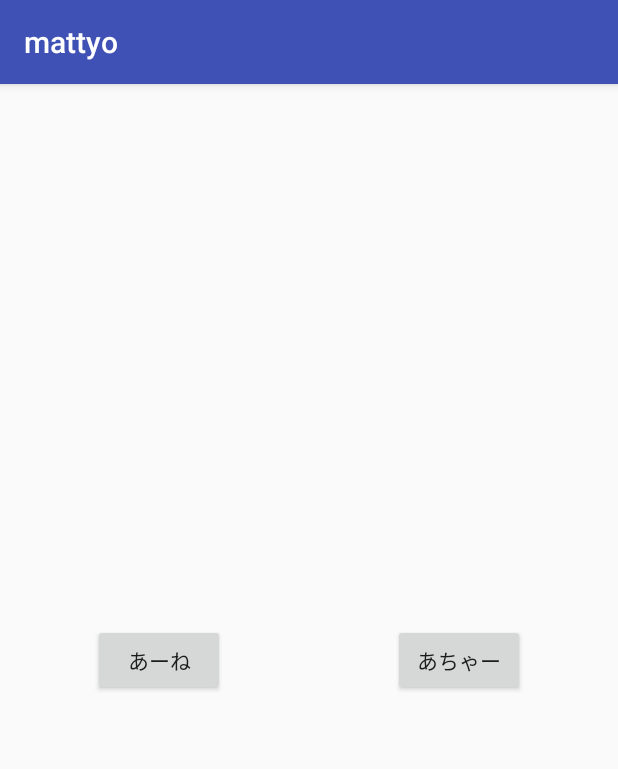
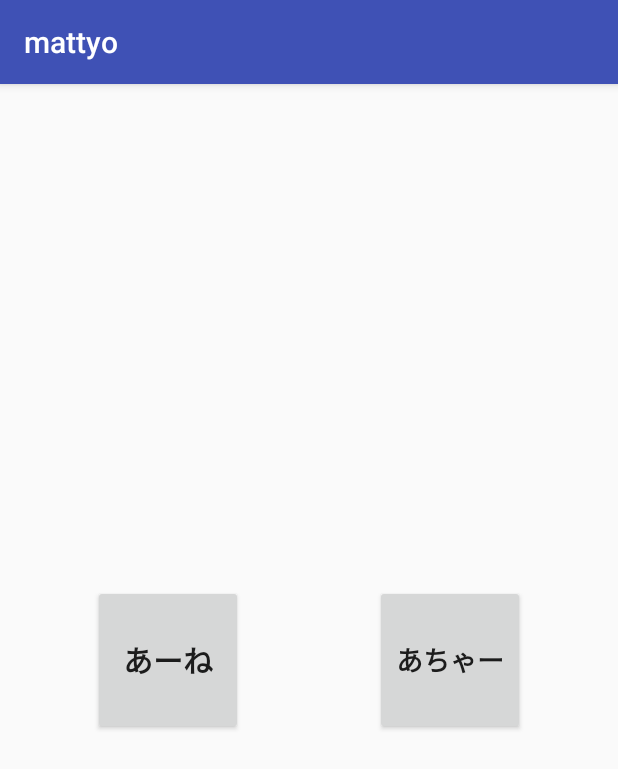
Before and after one commit to YKRyuma/mattyo, an Android app: the screen it shows after launch (MainActivity), after a tap on "あちゃー", on a phone screen of 412 x 824 dp. Shown: the top 769 px of the screen. Run offline under Robolectric (Android 15) with nearby library versions, the phone set to English and light mode, and no system bars.

Commit message:
まっちょ 魔改造頼みます

```diff
--- a/app/src/main/java/android/lifeistech/com/mattyo/MainActivity.java
+++ b/app/src/main/java/android/lifeistech/com/mattyo/MainActivity.java
@@ -1,24 +1,57 @@
 package android.lifeistech.com.mattyo;
 
+import android.media.AudioManager;
+import android.media.SoundPool;
 import android.support.v7.app.AppCompatActivity;
 import android.os.Bundle;
 import android.view.View;
 import android.widget.Button;
 import android.widget.Toast;
 
-public class MainActivity extends AppCompatActivity{
+public class MainActivity extends AppCompatActivity {
+
+    private SoundPool mSoundPool;
+
+    private int[] mSoundID;
+
+    private int[] mSoundResource = {
+            R.raw.acha,
+            R.raw.wanchan
+    };
 
 
     @Override
     protected void onCreate(Bundle savedInstanceState) {
         super.onCreate(savedInstanceState);
         setContentView(R.layout.activity_main);
+        super.onResume();
+        mSoundPool = new SoundPool(mSoundResource.length, AudioManager.STREAM_MUSIC,0);
+        mSoundID = new int[mSoundResource.length];
+
+        for (int i =0; i< mSoundResource.length;i++){
+            mSoundID[i] =mSoundPool.load(getApplicationContext(),mSoundResource[i],0);
+        }
 
 
 
     }
-    public void add1(View v){
-        Toast.makeText(this,"ワンチャンある",Toast.LENGTH_LONG).show();
+
+    public void add1(View v) {
+        Toast.makeText(this, "ワンチャンある", Toast.LENGTH_LONG).show();
+        mSoundPool.play(mSoundID[1],5.0F,5.0F,0,0,1.0F);
+
     }
-    public void  add2(View v){ Toast.makeText(this,"あちゃーじゃねぇよ",Toast.LENGTH_LONG).show();}
+
+    public void add2(View v) {
+        Toast.makeText(this, "あちゃーじゃねぇよ", Toast.LENGTH_LONG).show();
+        mSoundPool.play(mSoundID[0],5.0F,5.0F,0,0,1.0F);
+    }
+
+    protected void onDestoroy(){
+        super.onDestroy();;
+
+        mSoundPool.release();
+    }
+
+
 }
--- a/app/src/main/res/layout/activity_main.xml
+++ b/app/src/main/res/layout/activity_main.xml
@@ -8,23 +8,27 @@
 
     <Button
         android:id="@+id/button"
-        android:layout_width="wrap_content"
-        android:layout_height="wrap_content"
+        android:layout_width="100dp"
+        android:layout_height="100dp"
         android:layout_alignParentStart="true"
         android:layout_centerVertical="true"
         android:layout_marginStart="62dp"
         android:onClick="add1"
         android:text="あーね"
+        android:textSize="20sp"
+        android:textStyle="bold"
         tools:layout_editor_absoluteX="263dp"
         tools:layout_editor_absoluteY="246dp" />
 
     <Button
         android:id="@+id/button2"
-        android:layout_width="wrap_content"
-        android:layout_height="wrap_content"
+        android:layout_width="100dp"
+        android:layout_height="100dp"
         android:layout_alignParentEnd="true"
         android:layout_centerVertical="true"
         android:layout_marginEnd="62dp"
         android:onClick="add2"
-        android:text="あちゃー" />
+        android:text="あちゃー"
+        android:textSize="18sp"
+        android:textStyle="bold" />
 </RelativeLayout>
```
Also changed, not shown: 2 other files.
